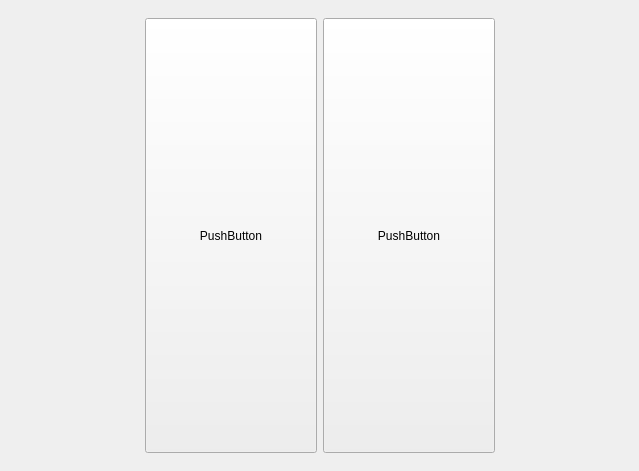
First picture: the form in Lab2/Lab2_proj/ClientPart/mainwindow.ui, repository BohdanGunko/clientServetTcpIp, before the edit.
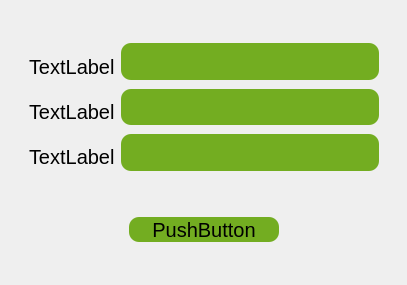
Second picture: the form after the edit. The open tabs and pages were chosen to show the change.

The edit to the form file:
```diff
--- a/Lab2/Lab2_proj/ClientPart/mainwindow.ui
+++ b/Lab2/Lab2_proj/ClientPart/mainwindow.ui
@@ -6,8 +6,8 @@
    <rect>
     <x>0</x>
     <y>0</y>
-    <width>639</width>
-    <height>471</height>
+    <width>407</width>
+    <height>285</height>
    </rect>
   </property>
   <property name="windowTitle">
@@ -289,32 +289,285 @@
        </layout>
       </widget>
       <widget class="QWidget" name="RegMenu">
-       <layout class="QHBoxLayout" name="horizontalLayout_2">
+       <property name="styleSheet">
+        <string notr="true">QPushButton{
+
+	border-radius: 10px;
+	background: #73AD21;
+	font-size: 20px;
+	font-family:&quot;Arial Rounded MT Bold&quot;;
+}
+QPushButton:pressed{
+
+	border-radius: 10px;
+	background: rgb(34, 86, 255);
+	font-size: 20px;
+	font-family:&quot;Arial Rounded MT Bold&quot;;
+}
+QPushButton:hover:!pressed{
+
+	border-radius: 10px;
+	background:rgb(0, 0, 0);
+	font-size: 20px;
+	font-family:&quot;Arial Rounded MT Bold&quot;;
+}
+
+QLabel{
+	font-size: 20px;
+	font-family:&quot;Arial Rounded MT Bold&quot;;
+}
+
+QTextEdit{
+
+	border-radius: 10px;
+	background: #73AD21;
+	font-size: 20px;
+	font-family:&quot;Arial Rounded MT Bold&quot;;
+}
+
+
+QCheckBox{
+	font-size: 15px;
+	font-family:&quot;Arial Rounded MT Bold&quot;;
+}</string>
+       </property>
+       <layout class="QVBoxLayout" name="verticalLayout_9">
         <item>
-         <widget class="QPushButton" name="pushButton">
-          <property name="sizePolicy">
-           <sizepolicy hsizetype="Preferred" vsizetype="Preferred">
-            <horstretch>0</horstretch>
-            <verstretch>0</verstretch>
-           </sizepolicy>
+         <spacer name="verticalSpacer_2">
+          <property name="orientation">
+           <enum>Qt::Vertical</enum>
           </property>
-          <property name="text">
-           <string>PushButton</string>
+          <property name="sizeType">
+           <enum>QSizePolicy::Expanding</enum>
           </property>
-         </widget>
+          <property name="sizeHint" stdset="0">
+           <size>
+            <width>0</width>
+            <height>35</height>
+           </size>
+          </property>
+         </spacer>
         </item>
         <item>
-         <widget class="QPushButton" name="pushButton_3">
-          <property name="sizePolicy">
-           <sizepolicy hsizetype="Preferred" vsizetype="Preferred">
-            <horstretch>0</horstretch>
-            <verstretch>0</verstretch>
-           </sizepolicy>
+         <layout class="QHBoxLayout" name="horizontalLayout_2">
+          <property name="bottomMargin">
+           <number>0</number>
           </property>
-          <property name="text">
-           <string>PushButton</string>
+          <item>
+           <layout class="QVBoxLayout" name="verticalLayout_8">
+            <property name="spacing">
+             <number>9</number>
+            </property>
+            <property name="sizeConstraint">
+             <enum>QLayout::SetDefaultConstraint</enum>
+            </property>
+            <item>
+             <widget class="QLabel" name="RegLogLable">
+              <property name="sizePolicy">
+               <sizepolicy hsizetype="Fixed" vsizetype="Fixed">
+                <horstretch>0</horstretch>
+                <verstretch>0</verstretch>
+               </sizepolicy>
+              </property>
+              <property name="text">
+               <string>TextLabel</string>
+              </property>
+             </widget>
+            </item>
+            <item>
+             <widget class="QLabel" name="RegPassLable">
+              <property name="sizePolicy">
+               <sizepolicy hsizetype="Fixed" vsizetype="Fixed">
+                <horstretch>0</horstretch>
+                <verstretch>0</verstretch>
+               </sizepolicy>
+              </property>
+              <property name="text">
+               <string>TextLabel</string>
+              </property>
+             </widget>
+            </item>
+            <item>
+             <widget class="QLabel" name="RegPassConf">
+              <property name="sizePolicy">
+               <sizepolicy hsizetype="Fixed" vsizetype="Fixed">
+                <horstretch>0</horstretch>
+                <verstretch>0</verstretch>
+               </sizepolicy>
+              </property>
+              <property name="text">
+               <string>TextLabel</string>
+              </property>
+             </widget>
+            </item>
+            <item>
+             <spacer name="verticalSpacer_6">
+              <property name="orientation">
+               <enum>Qt::Vertical</enum>
+              </property>
+              <property name="sizeType">
+               <enum>QSizePolicy::Fixed</enum>
+              </property>
+              <property name="sizeHint" stdset="0">
+               <size>
+                <width>20</width>
+                <height>30</height>
+               </size>
+              </property>
+             </spacer>
+            </item>
+           </layout>
+          </item>
+          <item>
+           <layout class="QVBoxLayout" name="verticalLayout_7">
+            <property name="spacing">
+             <number>9</number>
+            </property>
+            <property name="rightMargin">
+             <number>0</number>
+            </property>
+            <property name="bottomMargin">
+             <number>10</number>
+            </property>
+            <item>
+             <widget class="QTextEdit" name="textEdit">
+              <property name="sizePolicy">
+               <sizepolicy hsizetype="Expanding" vsizetype="Expanding">
+                <horstretch>0</horstretch>
+                <verstretch>0</verstretch>
+               </sizepolicy>
+              </property>
+              <property name="minimumSize">
+               <size>
+                <width>250</width>
+                <height>35</height>
+               </size>
+              </property>
+              <property name="maximumSize">
+               <size>
+                <width>300</width>
+                <height>40</height>
+               </size>
+              </property>
+             </widget>
+            </item>
+            <item>
+             <widget class="QTextEdit" name="textEdit_2">
+              <property name="sizePolicy">
+               <sizepolicy hsizetype="Expanding" vsizetype="Expanding">
+                <horstretch>0</horstretch>
+                <verstretch>0</verstretch>
+               </sizepolicy>
+              </property>
+              <property name="minimumSize">
+               <size>
+                <width>250</width>
+                <height>35</height>
+               </size>
+              </property>
+              <property name="maximumSize">
+               <size>
+                <width>300</width>
+                <height>40</height>
+               </size>
+              </property>
+             </widget>
+            </item>
+            <item>
+             <widget class="QTextEdit" name="textEdit_3">
+              <property name="sizePolicy">
+               <sizepolicy hsizetype="Expanding" vsizetype="Expanding">
+                <horstretch>0</horstretch>
+                <verstretch>0</verstretch>
+               </sizepolicy>
+              </property>
+              <property name="minimumSize">
+               <size>
+                <width>250</width>
+                <height>35</height>
+               </size>
+              </property>
+              <property name="maximumSize">
+               <size>
+                <width>300</width>
+                <height>40</height>
+               </size>
+              </property>
+             </widget>
+            </item>
+            <item>
+             <spacer name="verticalSpacer_5">
+              <property name="orientation">
+               <enum>Qt::Vertical</enum>
+              </property>
+              <property name="sizeType">
+               <enum>QSizePolicy::Fixed</enum>
+              </property>
+              <property name="sizeHint" stdset="0">
+               <size>
+                <width>20</width>
+                <height>30</height>
+               </size>
+              </property>
+             </spacer>
+            </item>
+           </layout>
+          </item>
+         </layout>
+        </item>
+        <item>
+         <layout class="QHBoxLayout" name="horizontalLayout_4">
+          <property name="leftMargin">
+           <number>100</number>
           </property>
-         </widget>
+          <property name="topMargin">
+           <number>0</number>
+          </property>
+          <property name="rightMargin">
+           <number>100</number>
+          </property>
+          <item>
+           <widget class="QPushButton" name="pushButton">
+            <property name="sizePolicy">
+             <sizepolicy hsizetype="Expanding" vsizetype="Expanding">
+              <horstretch>0</horstretch>
+              <verstretch>0</verstretch>
+             </sizepolicy>
+            </property>
+            <property name="minimumSize">
+             <size>
+              <width>50</width>
+              <height>25</height>
+             </size>
+            </property>
+            <property name="maximumSize">
+             <size>
+              <width>200</width>
+              <height>35</height>
+             </size>
+            </property>
+            <property name="text">
+             <string>PushButton</string>
+            </property>
+           </widget>
+          </item>
+         </layout>
+        </item>
+        <item>
+         <spacer name="verticalSpacer_4">
+          <property name="orientation">
+           <enum>Qt::Vertical</enum>
+          </property>
+          <property name="sizeType">
+           <enum>QSizePolicy::Expanding</enum>
+          </property>
+          <property name="sizeHint" stdset="0">
+           <size>
+            <width>0</width>
+            <height>35</height>
+           </size>
+          </property>
+         </spacer>
         </item>
        </layout>
       </widget>
```
Left out of the diff: 39 changed lines with no effect on the pictures.
